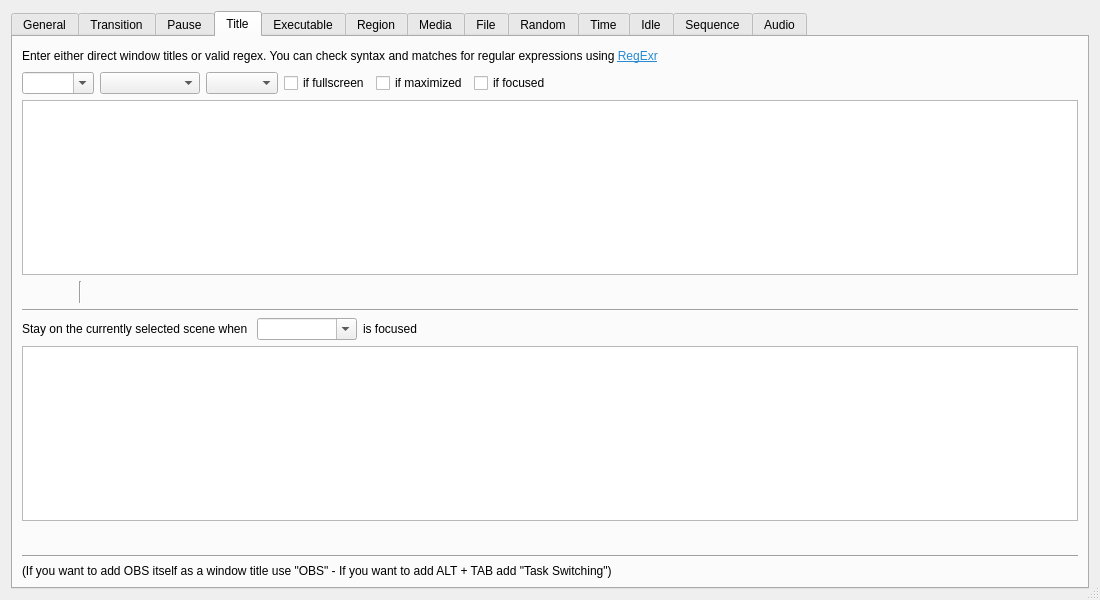
Above: forms/advanced-scene-switcher.ui from WarmUpTill/SceneSwitcher before the change. Below: the same form after it.
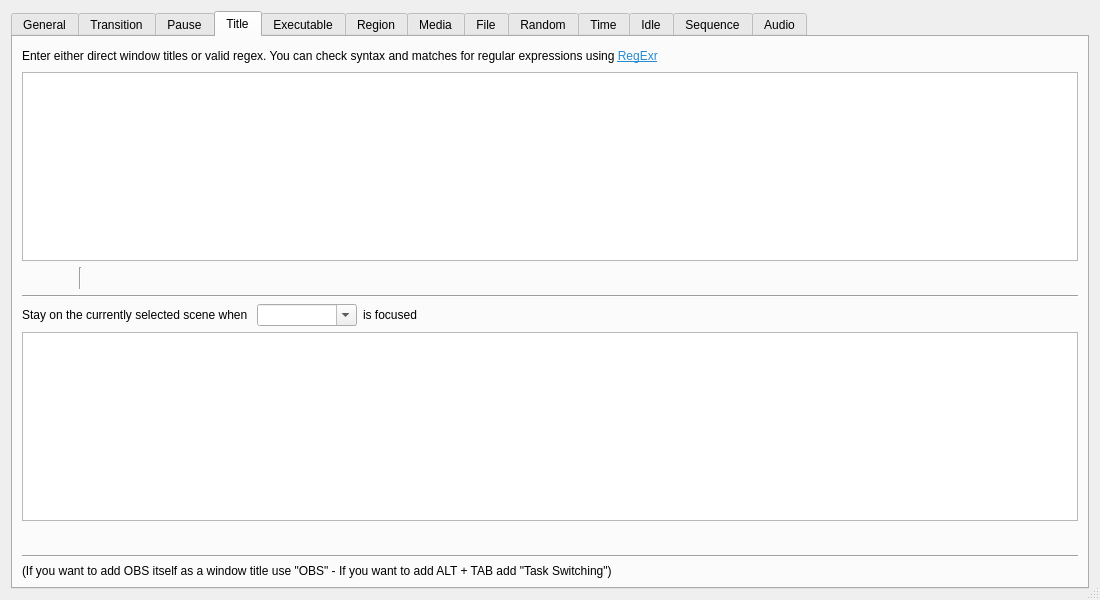
That is the form after the change. The open tabs and pages were chosen to show the change. Icons and pictures are not drawn.

Commit message: update UI of window tab

Diff of the .ui file:
```diff
--- a/forms/advanced-scene-switcher.ui
+++ b/forms/advanced-scene-switcher.ui
@@ -1161,74 +1161,7 @@
         </layout>
        </item>
        <item>
-        <layout class="QHBoxLayout" name="horizontalLayout_12">
-         <item>
-          <widget class="QComboBox" name="windows">
-           <property name="editable">
-            <bool>true</bool>
-           </property>
-           <property name="maxVisibleItems">
-            <number>20</number>
-           </property>
-          </widget>
-         </item>
-         <item>
-          <widget class="QComboBox" name="scenes">
-           <property name="sizePolicy">
-            <sizepolicy hsizetype="Maximum" vsizetype="Fixed">
-             <horstretch>0</horstretch>
-             <verstretch>0</verstretch>
-            </sizepolicy>
-           </property>
-           <property name="minimumSize">
-            <size>
-             <width>100</width>
-             <height>0</height>
-            </size>
-           </property>
-          </widget>
-         </item>
-         <item>
-          <widget class="QComboBox" name="transitions"/>
-         </item>
-         <item>
-          <widget class="QCheckBox" name="fullscreenCheckBox">
-           <property name="text">
-            <string>if fullscreen</string>
-           </property>
-          </widget>
-         </item>
-         <item>
-          <widget class="QCheckBox" name="maximizedCheckBox">
-           <property name="text">
-            <string>if maximized</string>
-           </property>
-          </widget>
-         </item>
-         <item>
-          <widget class="QCheckBox" name="focusCheckBox">
-           <property name="text">
-            <string>if focused</string>
-           </property>
-          </widget>
-         </item>
-         <item>
-          <spacer name="horizontalSpacer_34">
-           <property name="orientation">
-            <enum>Qt::Horizontal</enum>
-           </property>
-           <property name="sizeHint" stdset="0">
-            <size>
-             <width>40</width>
-             <height>20</height>
-            </size>
-           </property>
-          </spacer>
-         </item>
-        </layout>
-       </item>
-       <item>
-        <widget class="QListWidget" name="switches">
+        <widget class="QListWidget" name="windowSwitches">
          <property name="sizePolicy">
           <sizepolicy hsizetype="Expanding" vsizetype="Expanding">
            <horstretch>0</horstretch>
```
Left out of the diff: 8 changed lines with no effect on the pictures. The commit also changes 6 other files.
